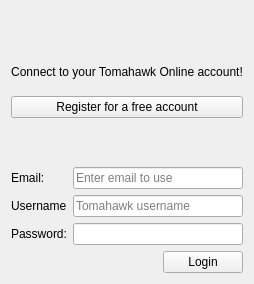
Old version of the form TomahawkAccountConfig.ui in the repository dschmidt/tomahawk-account-tomahawk.
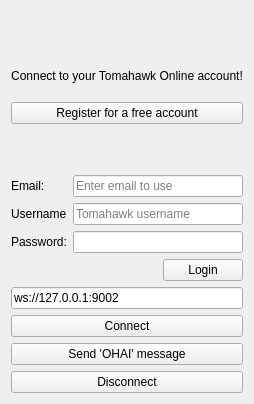
New version of the form. Icons and pictures are not drawn.

Commit message: Import websocketpp and use a Qt wrapper over it

The edit to the form file:
```diff
--- a/TomahawkAccountConfig.ui
+++ b/TomahawkAccountConfig.ui
@@ -7,7 +7,7 @@
     <x>0</x>
     <y>0</y>
     <width>217</width>
-    <height>284</height>
+    <height>404</height>
    </rect>
   </property>
   <property name="windowTitle">
@@ -141,6 +141,37 @@
      </item>
     </layout>
    </item>
+   <item>
+    <widget class="QLineEdit" name="wsUrl">
+     <property name="text">
+      <string>ws://127.0.0.1:9002</string>
+     </property>
+     <property name="placeholderText">
+      <string>Enter websocket url</string>
+     </property>
+    </widget>
+   </item>
+   <item>
+    <widget class="QPushButton" name="doNotPress">
+     <property name="text">
+      <string>Connect</string>
+     </property>
+    </widget>
+   </item>
+   <item>
+    <widget class="QPushButton" name="doubleDont">
+     <property name="text">
+      <string>Send 'OHAI' message</string>
+     </property>
+    </widget>
+   </item>
+   <item>
+    <widget class="QPushButton" name="stop">
+     <property name="text">
+      <string>Disconnect</string>
+     </property>
+    </widget>
+   </item>
   </layout>
  </widget>
  <resources>
```
The commit also changes 2 other files.
